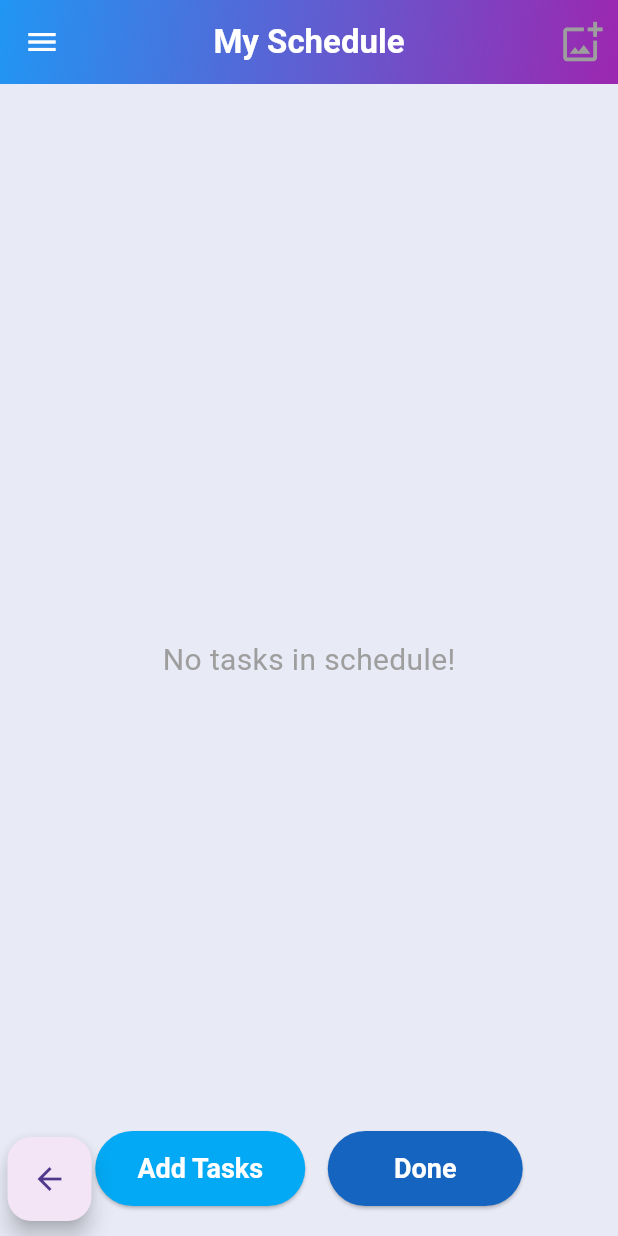
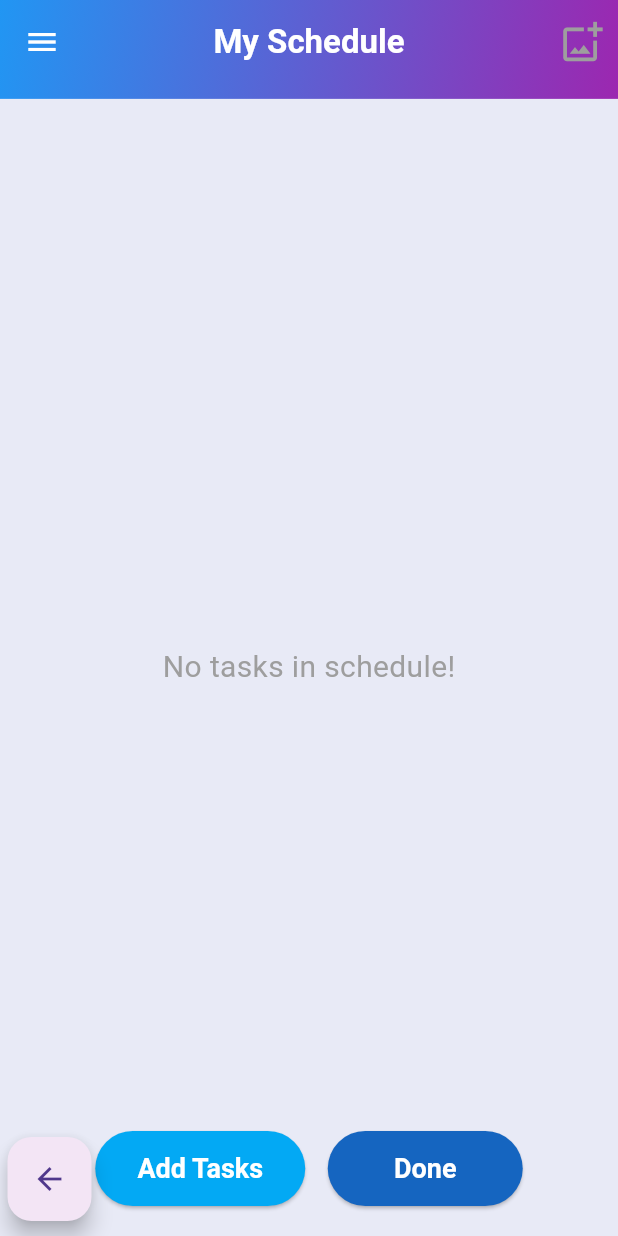
Before and after one commit to SukanyaDas2021/schedule_builder, a Flutter app: the Schedule screen opened directly with empty values, on a phone screen of 412 x 824 dp. Run offline on Flutter 3.47's test engine with Material 3 defaults, Android fonts, the phone set to English and light mode, and no system bars; our stand-ins replace image_picker, sqflite; accounts and stored records are empty; Roboto replaces fonts that are missing (range).

Commit message:
added changes

```diff
--- a/lib/schedule.dart
+++ b/lib/schedule.dart
@@ -636,7 +636,7 @@ class _ScheduleState extends State<Schedule> {
               child: Padding(
                 padding: const EdgeInsets.fromLTRB(20, 2, 20, 5),
                 child: Row(
-                  mainAxisAlignment: MainAxisAlignment.end,
+                  mainAxisAlignment: MainAxisAlignment.center,
                   children: [
                     ElevatedButton(
                       onPressed: _restartSchedule,
@@ -710,8 +710,12 @@ class _ScheduleState extends State<Schedule> {
     _databaseHelper.updateAppBarData(_appBarImagePath, newTitle, widget.schedule.id);
   }
 
-  AppBar _buildAppBar() {
-    return AppBar(
+  PreferredSize _buildAppBar() {
+    double appBarHeight = MediaQuery.of(context).size.height * 0.08; //
+
+    return PreferredSize(
+      preferredSize: Size.fromHeight(appBarHeight),
+      child: AppBar(
         systemOverlayStyle: SystemUiOverlayStyle.light,
         flexibleSpace: Container(
           decoration: BoxDecoration(
@@ -725,6 +729,7 @@ class _ScheduleState extends State<Schedule> {
         centerTitle: true,
         leading:
         IconButton(
+          alignment: Alignment.centerLeft,
           icon: Icon(
             Icons.menu,
             color: Colors.white,
@@ -787,6 +792,7 @@ class _ScheduleState extends State<Schedule> {
               onPressed: _pickAppBarImage,
             ),
         ],
+      ),
     );
   }
 
```
Lines whose indentation alone changed are shown as unchanged.
